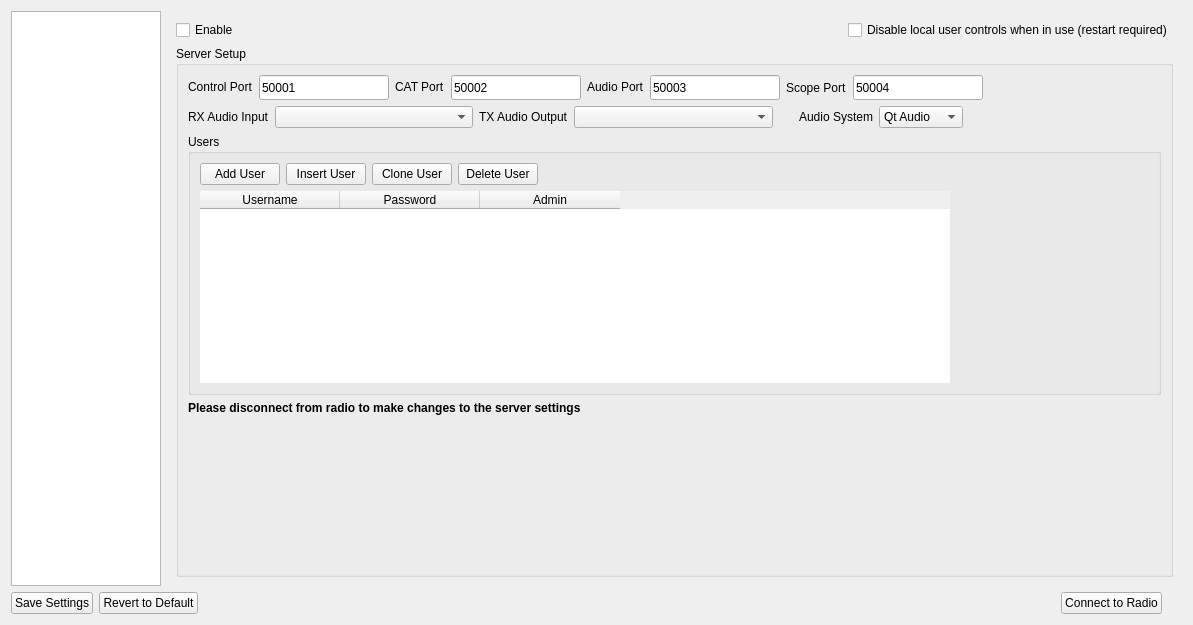
This is src/settingswidget.ui in kazushinjo/wfview-mac as Qt 5 draws it before an edit. The edited form follows.
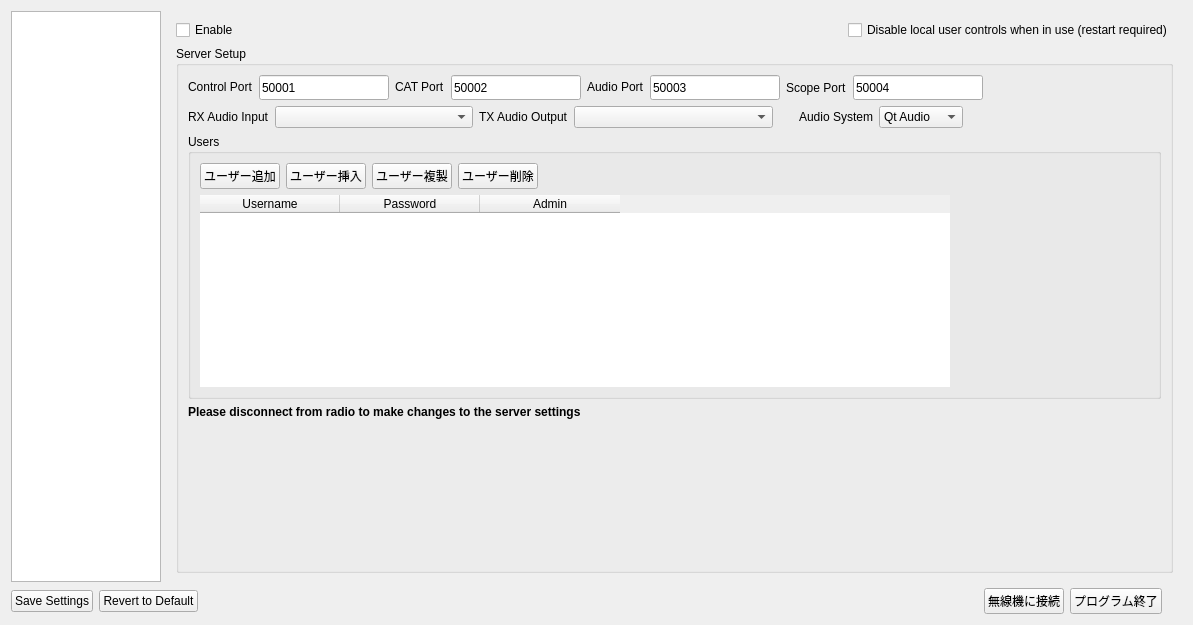
This is the edited form. The open tabs and pages were chosen to show the change. Custom widgets are drawn as their Qt base class.

```diff
--- a/src/settingswidget.ui
+++ b/src/settingswidget.ui
@@ -3038,28 +3038,28 @@
                      <item>
                       <widget class="QPushButton" name="serverUsersAddBtn">
                        <property name="text">
-                        <string>Add User</string>
+                        <string>ユーザー追加</string>
                        </property>
                       </widget>
                      </item>
                      <item>
                       <widget class="QPushButton" name="serverUsersInsertBtn">
                        <property name="text">
-                        <string>Insert User</string>
+                        <string>ユーザー挿入</string>
                        </property>
                       </widget>
                      </item>
                      <item>
                       <widget class="QPushButton" name="serverUsersCloneBtn">
                        <property name="text">
-                        <string>Clone User</string>
+                        <string>ユーザー複製</string>
                        </property>
                       </widget>
                      </item>
                      <item>
                       <widget class="QPushButton" name="serverUsersDeleteBtn">
                        <property name="text">
-                        <string>Delete User</string>
+                        <string>ユーザー削除</string>
                        </property>
                       </widget>
                      </item>
@@ -3902,7 +3902,20 @@
         <string>Connect to Radio</string>
        </property>
        <property name="text">
-        <string>Connect to Radio</string>
+        <string>無線機に接続</string>
+       </property>
+      </widget>
+     </item>
+     <item>
+      <widget class="QPushButton" name="exitProgramBtn">
+       <property name="accessibleName">
+        <string>プログラム終了</string>
+       </property>
+       <property name="toolTip">
+        <string>wfview を終了します</string>
+       </property>
+       <property name="text">
+        <string>プログラム終了</string>
        </property>
       </widget>
      </item>
```
Left out of the diff: 10 changed lines with no effect on the pictures.
